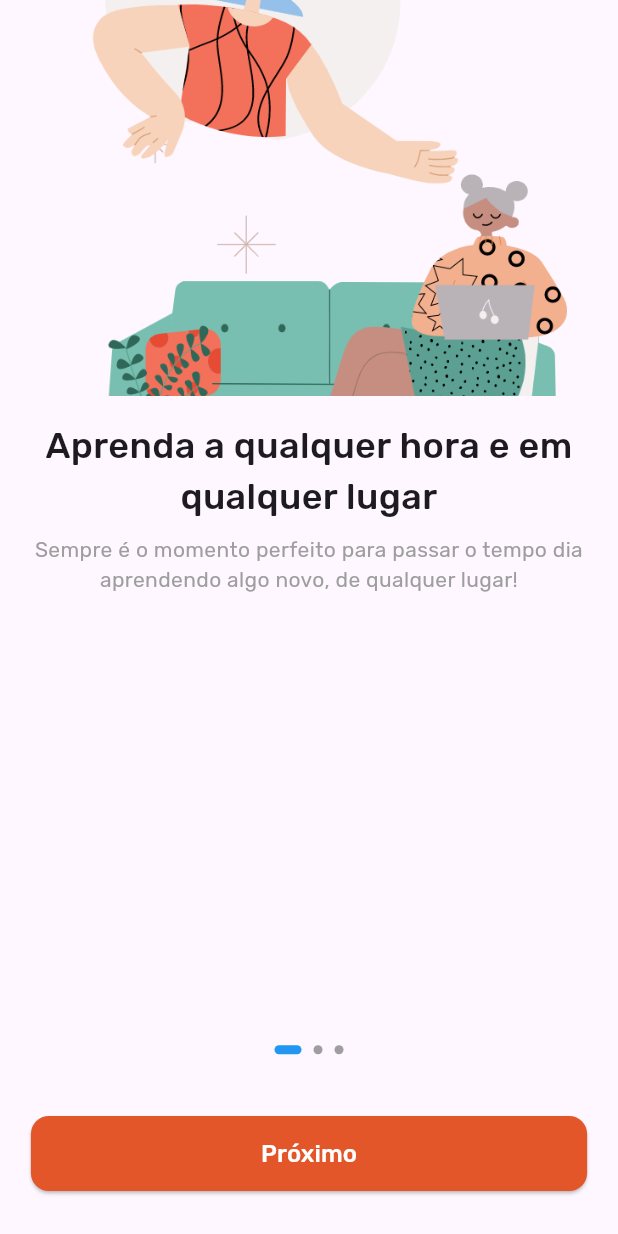
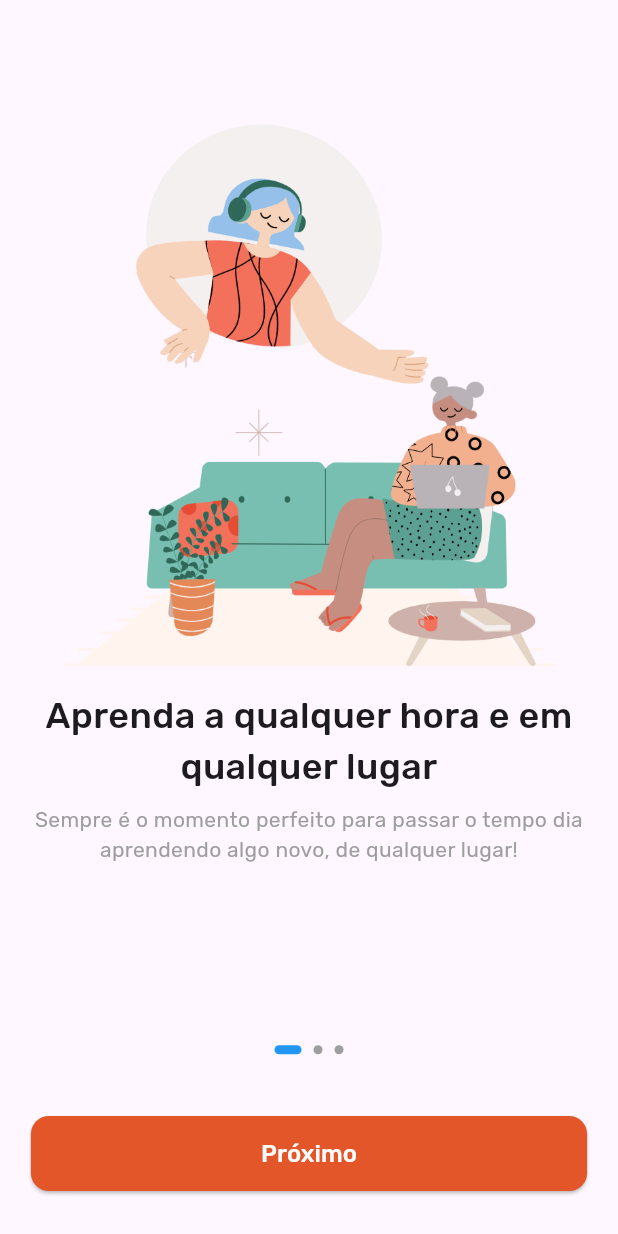
Before and after one commit to lucasdsmachado/code_factory, a Flutter app: the screen it shows after launch, on a phone screen of 412 x 824 dp. Run offline on Flutter 3.47's test engine with Material 3 defaults, Android fonts, the phone set to English and light mode, and no system bars; drawn by our look-alikes of smooth_page_indicator.

Commit message:
fix: correcao de bigs

```diff
--- a/lib/app/widgets/intro_card.dart
+++ b/lib/app/widgets/intro_card.dart
@@ -1,38 +1,39 @@
 import 'package:flutter/material.dart';
+import 'package:flutter/services.dart';
 
 class CardWidget extends StatelessWidget {
   final String imagePath;
   final String title;
   final String description;
+  final double marginTop;
 
   const CardWidget({
     super.key,
     required this.imagePath,
     required this.title,
     required this.description,
+    required this.marginTop,
   });
 
   @override
   Widget build(BuildContext context) {
+    SystemChrome.setPreferredOrientations([
+      DeviceOrientation.portraitUp,
+    ]); //  tela fixa no modo retrato
+
+
     return Column(
-      crossAxisAlignment: CrossAxisAlignment.start,
       children: [
-        ClipRRect(
-          borderRadius: const BorderRadius.only(
-            topLeft: Radius.circular(15),
-            topRight: Radius.circular(15),
-          ),
-          child: Image.asset(
-            imagePath,
-            width: double.infinity,
-            height: 264,
-            fit: BoxFit.cover,
-          ),
+        SizedBox(
+          height: marginTop,
+        ),
+        Image.asset(
+          imagePath,
+          width: MediaQuery.of(context).size.width * 0.8,
         ),
         Padding(
           padding: const EdgeInsets.all(16),
           child: Column(
-            crossAxisAlignment: CrossAxisAlignment.start,
             children: [
               Text(
                 title,
```
